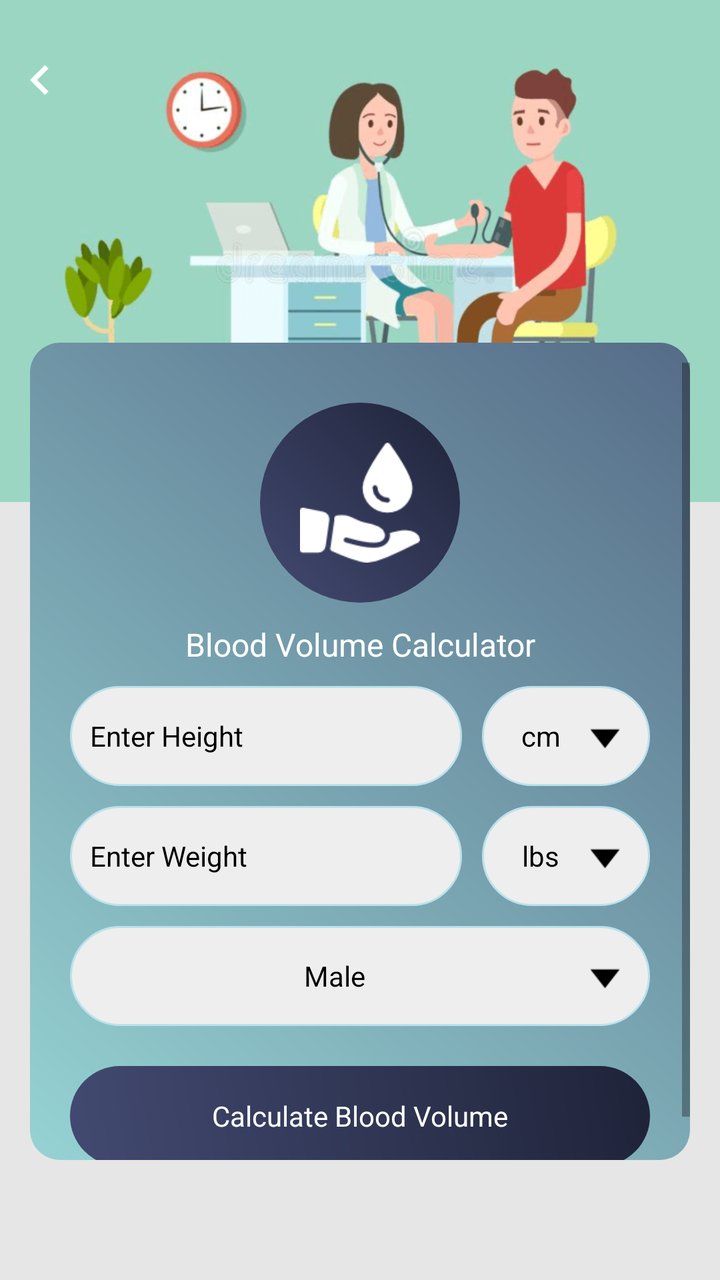
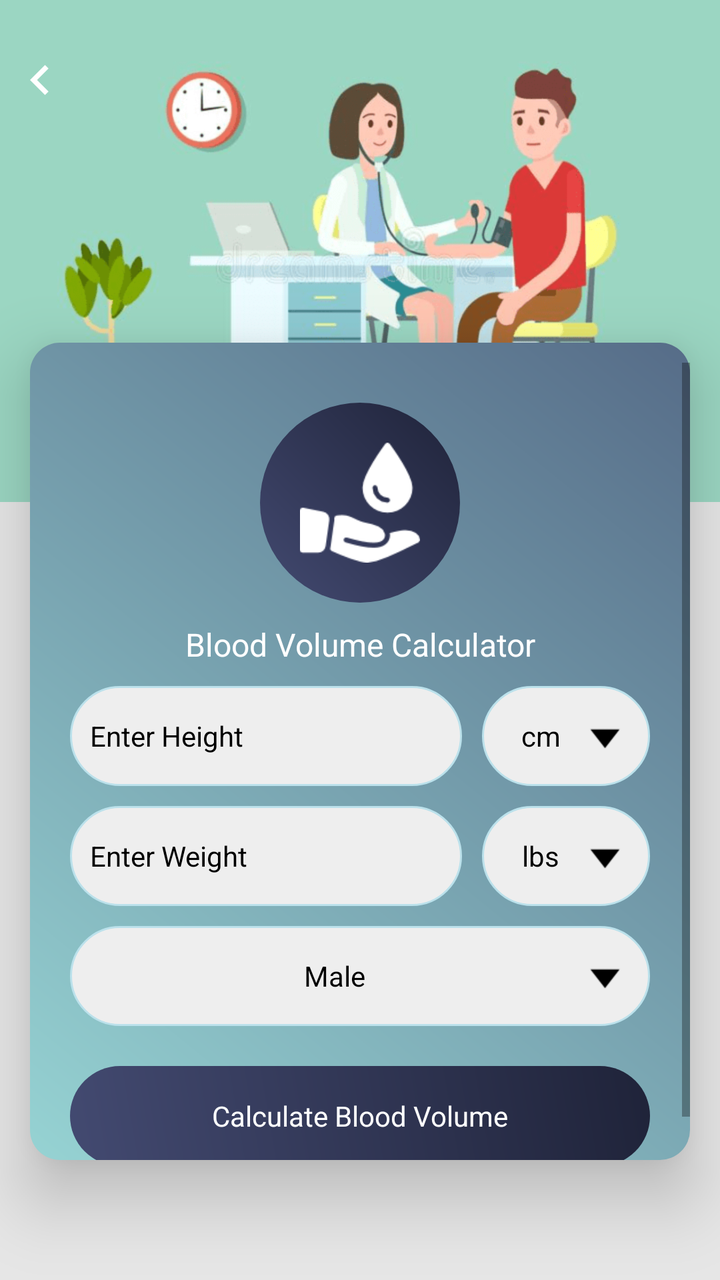

Compare the two renders of this Android layout. The source of the first and the diff that turns it into the second are given below.
<!-- AndroidManifest.xml: application theme AppTheme -->
<!-- res/layout/blood_volume_calc.xml -->
<?xml version="1.0" encoding="utf-8"?>
<RelativeLayout xmlns:android="http://schemas.android.com/apk/res/android"
    xmlns:aapt="http://schemas.android.com/aapt"
    xmlns:app="http://schemas.android.com/apk/res-auto"
    android:layout_width="match_parent"
    android:layout_height="match_parent"
    android:background="@color/gray_color"
    android:orientation="vertical">


    <RelativeLayout
        android:id="@+id/banner"
        android:layout_width="match_parent"
        android:layout_height="wrap_content"
        android:background="@mipmap/calculator_banner_2">

    </RelativeLayout>
    <ImageView
        android:id="@+id/iv_back"
        android:layout_width="40dp"
        android:layout_height="40dp"
        android:layout_alignParentLeft="true"
        android:layout_alignParentTop="true"
        android:layout_marginTop="20dp"
        android:padding="5dp"
        android:src="@drawable/ic_chevron_left_white_24dp" />





    <LinearLayout
        android:id="@+id/cardviewone"
        android:layout_marginBottom="60dp"
        android:layout_width="match_parent"
        android:layout_height="wrap_content"
        android:layout_marginLeft="@dimen/text_15"
        android:layout_below="@+id/banner"
        android:layout_marginTop="-80dp"
        android:layout_marginRight="@dimen/text_15"
        android:orientation="horizontal"
        android:background="@drawable/a2_grad_black"
        app:cardElevation="20dip">

    <ScrollView
        android:layout_width="match_parent"
        android:layout_height="wrap_content"
        android:layout_marginTop="10dp"
        android:layout_below="@+id/tv_bloodvolume"
        android:layout_above="@+id/normal_ad_include">


        <LinearLayout
            android:layout_width="match_parent"
            android:layout_height="wrap_content"

            android:orientation="vertical">

            <LinearLayout
                android:id="@+id/ll_bmr"
                android:layout_width="match_parent"
                android:layout_height="wrap_content"
                android:layout_centerInParent="true"
                android:layout_margin="20dp"
                android:orientation="vertical">

                <RelativeLayout
                    android:layout_width="match_parent"
                    android:layout_above="@+id/cardviewone"
                    android:layout_height="wrap_content">
                    <RelativeLayout
                        android:id="@+id/rel12"
                        android:layout_width="100dp"
                        android:layout_centerInParent="true"
                        android:background="@drawable/a3_grad"
                        android:layout_height="100dp">

                        <ImageView
                            android:id="@+id/iv_bloodvolume"
                            android:layout_width="60dp"
                            android:layout_height="60dp"
                            android:layout_centerHorizontal="true"
                            android:layout_centerInParent="true"
                            android:src="@drawable/img_blood_volume" />
                    </RelativeLayout>
                </RelativeLayout>


                <TextView
                    android:id="@+id/tv_bloodvolume"
                    android:layout_width="match_parent"
                    android:layout_height="wrap_content"
                    android:layout_below="@+id/rel12"
                    android:textAlignment="center"
                    android:layout_centerHorizontal="true"
                    android:layout_margin="10dp"
                    android:text="@string/blood_volume_Calculator"
                    android:textColor="@color/white"
                    android:textSize="@dimen/textsize_16" />


                <LinearLayout
                    android:layout_width="match_parent"
                    android:layout_height="wrap_content"
                    android:layout_centerInParent="true"
                    android:orientation="horizontal"
                    android:weightSum="10">

                    <EditText
                        android:id="@+id/et_height"
                        android:layout_width="0dp"
                        android:layout_height="50dp"
                        android:layout_weight="7"
                        android:background="@drawable/corner2"
                        android:hint="@string/Enter_Height"
                        android:imeOptions="actionPrevious"
                        android:inputType="numberDecimal"
                        android:paddingLeft="10dp"
                        android:textColor="@color/black"
                        android:textColorHint="@color/black"
                        android:textSize="@dimen/textsize_14" />

                    <TextView
                        android:id="@+id/tv_heightunit"
                        android:layout_width="0dp"
                        android:layout_height="match_parent"
                        android:layout_marginLeft="10dp"
                        android:layout_weight="3"
                        android:background="@drawable/corner2"
                        android:drawableRight="@mipmap/down"
                        android:gravity="center"
                        android:padding="10dp"
                        android:text="@string/cm"
                        android:textColor="@color/black" />
                </LinearLayout>

                <LinearLayout
                    android:layout_width="match_parent"
                    android:layout_height="wrap_content"
                    android:layout_centerInParent="true"
                    android:layout_marginTop="10dp"
                    android:orientation="horizontal"
                    android:weightSum="10">

                    <EditText
                        android:id="@+id/et_weight"
                        android:layout_width="0dp"
                        android:layout_height="50dp"
                        android:layout_weight="7"
                        android:background="@drawable/corner2"
                        android:hint="@string/Enter_Weight"
                        android:imeOptions="actionPrevious"
                        android:inputType="numberDecimal"
                        android:paddingLeft="10dp"
                        android:textColor="@color/black"
                        android:textColorHint="@color/black"
                        android:textSize="@dimen/textsize_14" />

                    <TextView
                        android:id="@+id/tv_weightunit"
                        android:layout_width="0dp"
                        android:layout_height="match_parent"
                        android:layout_marginLeft="10dp"
                        android:layout_weight="3"
                        android:background="@drawable/corner2"
                        android:drawableRight="@mipmap/down"
                        android:gravity="center"
                        android:padding="10dp"
                        android:text="@string/lbs"
                        android:textColor="@color/black" />
                </LinearLayout>

                <LinearLayout
                    android:id="@+id/llbodyfat"
                    android:layout_width="match_parent"
                    android:layout_height="50dp"
                    android:layout_marginTop="10dp"
                    android:orientation="horizontal">

                    <TextView
                        android:id="@+id/tv_genderunit"
                        android:layout_width="0dp"
                        android:layout_height="match_parent"
                        android:layout_weight="7"
                        android:background="@drawable/corner2"
                        android:gravity="center"
                        android:inputType="numberDecimal"
                        android:paddingLeft="10dp"
                        android:text="@string/Male"
                        android:textColor="@color/black"
                        android:visibility="gone" />

                    <TextView
                        android:id="@+id/tv_gender"
                        android:layout_width="match_parent"
                        android:layout_height="match_parent"
                        android:layout_weight="3"
                        android:background="@drawable/corner2"
                        android:drawableRight="@mipmap/down"
                        android:gravity="center"
                        android:padding="10dp"
                        android:text="@string/Male"
                        android:textColor="@color/black"
                        android:textSize="@dimen/textsize_14" />
                </LinearLayout>

                <TextView
                    android:id="@+id/tv_search_bvc"
                    android:layout_width="match_parent"
                    android:layout_height="50dp"
                    android:layout_marginTop="20dp"
                    android:background="@drawable/a3_grad"
                    android:gravity="center"
                    android:text="@string/Calculate_Blood_volume"
                    android:textColor="#ffffff"
                    android:textColorHint="#ffffff" />
            </LinearLayout>
        </LinearLayout>
    </ScrollView>

    </LinearLayout>


    <LinearLayout
        android:id="@+id/normal_ad_include"
        android:layout_width="match_parent"
        android:layout_height="wrap_content"
        android:orientation="vertical"
        android:gravity="center"
        android:layout_alignParentBottom="true"/>
</RelativeLayout>
<!-- resources referenced by this layout -->
<resources>
  <color name="black">#000000</color>
  <color name="gray_color">#E6E6E6</color>
  <color name="white">#ffffff</color>
  <dimen name="text_15">15sp</dimen>
  <dimen name="textsize_14">14sp</dimen>
  <dimen name="textsize_16">16sp</dimen>
  <!-- drawable a2_grad_black (drawable) -->
  <?xml version="1.0" encoding="utf-8"?>
  <shape xmlns:android="http://schemas.android.com/apk/res/android">
      <gradient
          android:angle="225"
          android:endColor="#96D3D3"
          android:startColor="#566C88" />
  
      <corners android:radius="15dp"/>
  
  </shape>
  <!-- drawable a3_grad (drawable) -->
  <?xml version="1.0" encoding="utf-8"?>
  <shape xmlns:android="http://schemas.android.com/apk/res/android">
  <gradient
      android:angle="225"
      android:endColor="#434A71"
      android:startColor="#1F2339" />
  
  <corners android:radius="200dp"/>
  
  </shape>
  <!-- drawable corner2 (drawable) -->
  <?xml version="1.0" encoding="utf-8"?>
  <shape xmlns:android="http://schemas.android.com/apk/res/android"
      android:shape="rectangle">
  
  
      <stroke
          android:width="1dp"
          android:color="#BBE1EB"/>
  
      <corners android:radius="200dp"/>
  
      <solid
          android:color="#EEEEEE"/>
  
  </shape>
  <!-- drawable ic_chevron_left_white_24dp (drawable) -->
  <vector android:height="24dp" android:tint="#FFFFFF"
      android:viewportHeight="24" android:viewportWidth="24"
      android:width="24dp" xmlns:android="http://schemas.android.com/apk/res/android">
      <path android:fillColor="@android:color/white" android:pathData="M15.41,7.41L14,6l-6,6 6,6 1.41,-1.41L10.83,12z"/>
  </vector>
  <!-- drawable img_blood_volume: png bitmap (drawable, 1483 bytes) -->
  <!-- mipmap calculator_banner_2: png bitmap (mipmap-xhdpi, 70074 bytes) -->
  <!-- mipmap down: png bitmap (mipmap-xhdpi, 325 bytes) -->
  <string name="Calculate_Blood_volume">Calculate Blood Volume</string>
  <string name="Enter_Height">Enter Height</string>
  <string name="Enter_Weight">Enter Weight</string>
  <string name="Male">Male</string>
  <string name="blood_volume_Calculator">Blood Volume Calculator</string>
  <string name="cm">cm</string>
  <string name="lbs">lbs</string>
  <style name="AppTheme" parent="Theme.AppCompat.Light.DarkActionBar">
          
          <item name="colorPrimary">@color/colorPrimary</item>
          <item name="colorPrimaryDark">@color/colorPrimaryDark</item>
          <item name="colorAccent">@color/colorAccent</item>
      </style>
  <color name="colorPrimary">#434A71</color>
  <color name="colorPrimaryDark">#1F2339</color>
  <color name="colorAccent">#1F2339</color>
</resources>

<!-- the commit's change to res/layout/blood_volume_calc.xml (unified diff, before → after) -->
@@ -40,7 +40,7 @@
         android:layout_marginRight="@dimen/text_15"
         android:orientation="horizontal"
         android:background="@drawable/a2_grad_black"
-        app:cardElevation="20dip">
+        android:elevation="20dp">
 
     <ScrollView
         android:layout_width="match_parent"
